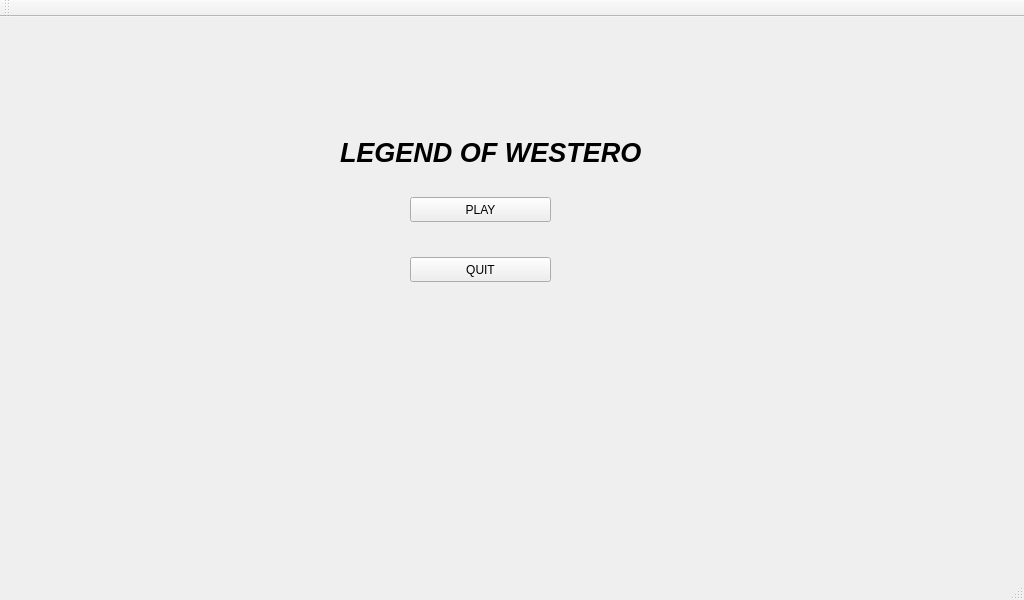
Before: the Qt Designer form mainwindow.ui in AliceCasali/Legend_Of_WesterosQT, drawn with Qt 5.
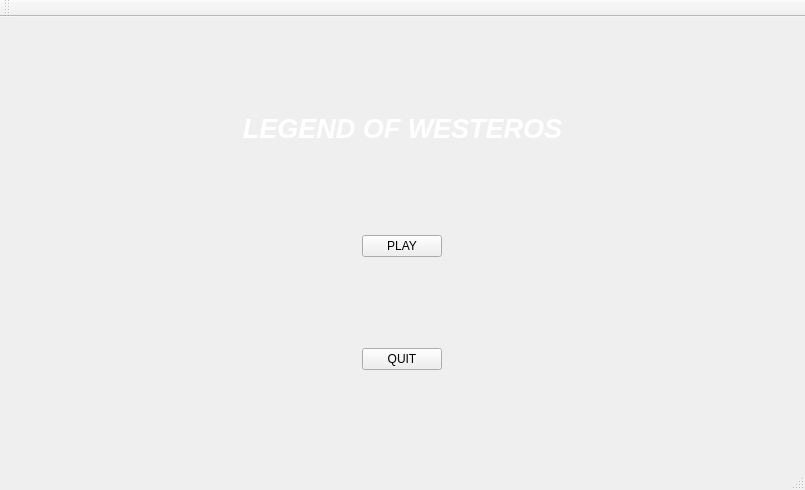
After: the same form once the commit is applied. Icons and pictures are not drawn.

The edit to the form file:
```diff
--- a/mainwindow.ui
+++ b/mainwindow.ui
@@ -6,22 +6,40 @@
    <rect>
     <x>0</x>
     <y>0</y>
-    <width>1024</width>
-    <height>600</height>
+    <width>805</width>
+    <height>490</height>
    </rect>
   </property>
   <property name="windowTitle">
    <string>MainWindow</string>
   </property>
+  <property name="layoutDirection">
+   <enum>Qt::LeftToRight</enum>
+  </property>
+  <property name="styleSheet">
+   <string notr="true">QMainWindow {
+    background-image: url(img/main.jpg);
+	background-position: center;
+}</string>
+  </property>
   <widget class="QWidget" name="centralWidget">
+   <property name="sizePolicy">
+    <sizepolicy hsizetype="Preferred" vsizetype="Preferred">
+     <horstretch>0</horstretch>
+     <verstretch>0</verstretch>
+    </sizepolicy>
+   </property>
+   <layout class="QVBoxLayout" name="verticalLayout">
+    <property name="sizeConstraint">
+     <enum>QLayout::SetDefaultConstraint</enum>
+    </property>
+    <item>
    <widget class="QLabel" name="label">
-    <property name="geometry">
-     <rect>
-      <x>340</x>
-      <y>120</y>
-      <width>301</width>
-      <height>31</height>
-     </rect>
+      <property name="sizePolicy">
+       <sizepolicy hsizetype="Minimum" vsizetype="Maximum">
+        <horstretch>0</horstretch>
+        <verstretch>0</verstretch>
+       </sizepolicy>
     </property>
     <property name="font">
      <font>
@@ -32,35 +50,37 @@
      </font>
     </property>
     <property name="text">
-     <string>LEGEND OF WESTEROS</string>
-    </property>
-   </widget>
+       <string>&lt;html&gt;&lt;head/&gt;&lt;body&gt;&lt;p&gt;&lt;span style=&quot; color:#ffffff;&quot;&gt;LEGEND OF WESTEROS&lt;/span&gt;&lt;/p&gt;&lt;/body&gt;&lt;/html&gt;</string>
+      </property>
+      <property name="alignment">
+       <set>Qt::AlignCenter</set>
+      </property>
+     </widget>
+    </item>
+    <item alignment="Qt::AlignHCenter">
    <widget class="QPushButton" name="play">
-    <property name="geometry">
-     <rect>
-      <x>410</x>
-      <y>180</y>
-      <width>141</width>
-      <height>25</height>
-     </rect>
+      <property name="sizePolicy">
+       <sizepolicy hsizetype="Minimum" vsizetype="Maximum">
+        <horstretch>0</horstretch>
+        <verstretch>0</verstretch>
+       </sizepolicy>
     </property>
     <property name="text">
      <string>PLAY</string>
     </property>
    </widget>
+    </item>
+    <item alignment="Qt::AlignHCenter">
    <widget class="QPushButton" name="quit">
-    <property name="geometry">
-     <rect>
-      <x>410</x>
-      <y>240</y>
-      <width>141</width>
-      <height>25</height>
-     </rect>
+      <property name="layoutDirection">
+       <enum>Qt::LeftToRight</enum>
     </property>
     <property name="text">
      <string>QUIT</string>
     </property>
    </widget>
+    </item>
+   </layout>
   </widget>
   <widget class="QToolBar" name="mainToolBar">
    <attribute name="toolBarArea">
```
Lines whose indentation alone changed are shown as unchanged.
